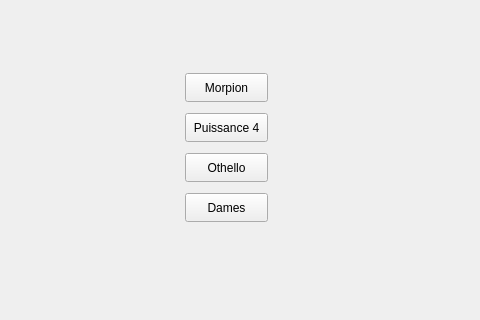
The window that TP-Refacto/accueil.ui (WRKT/cpp-project) describes before a commit, drawn with Qt 5; both pictures show x 145 to 625 and y 147 to 467 of the 800 by 600 pixel window.
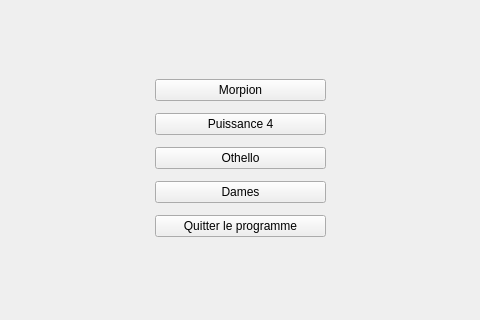
The same window after the commit.

Commit message: FIX - ajout layout et bouton quitter le programme

Diff of the .ui file:
```diff
--- a/TP-Refacto/accueil.ui
+++ b/TP-Refacto/accueil.ui
@@ -16,57 +16,52 @@
   <property name="layoutDirection">
    <enum>Qt::LeftToRight</enum>
   </property>
-  <widget class="QPushButton" name="morpionButton">
+  <widget class="QWidget" name="verticalLayoutWidgetModeJeu">
    <property name="geometry">
     <rect>
-     <x>330</x>
+     <x>300</x>
      <y>220</y>
-     <width>83</width>
-     <height>29</height>
+     <width>171</width>
+     <height>175</height>
     </rect>
    </property>
+   <layout class="QVBoxLayout" name="buttonLayout">
+    <item>
+     <widget class="QPushButton" name="morpionButton">
    <property name="text">
     <string>Morpion</string>
    </property>
   </widget>
+    </item>
+    <item>
   <widget class="QPushButton" name="puissance4Button">
-   <property name="geometry">
-    <rect>
-     <x>330</x>
-     <y>260</y>
-     <width>83</width>
-     <height>29</height>
-    </rect>
-   </property>
    <property name="text">
     <string>Puissance 4</string>
    </property>
   </widget>
+    </item>
+    <item>
   <widget class="QPushButton" name="othelloButton">
-   <property name="geometry">
-    <rect>
-     <x>330</x>
-     <y>300</y>
-     <width>83</width>
-     <height>29</height>
-    </rect>
-   </property>
    <property name="text">
     <string>Othello</string>
    </property>
   </widget>
+    </item>
+    <item>
   <widget class="QPushButton" name="damesButton">
-   <property name="geometry">
-    <rect>
-     <x>330</x>
-     <y>340</y>
-     <width>83</width>
-     <height>29</height>
-    </rect>
-   </property>
    <property name="text">
     <string>Dames</string>
    </property>
+     </widget>
+    </item>
+    <item>
+     <widget class="QPushButton" name="exitGame">
+      <property name="text">
+       <string>Quitter le programme</string>
+      </property>
+     </widget>
+    </item>
+   </layout>
   </widget>
  </widget>
  <resources/>
```
Lines whose indentation alone changed are shown as unchanged. The commit also changes 2 other files.
